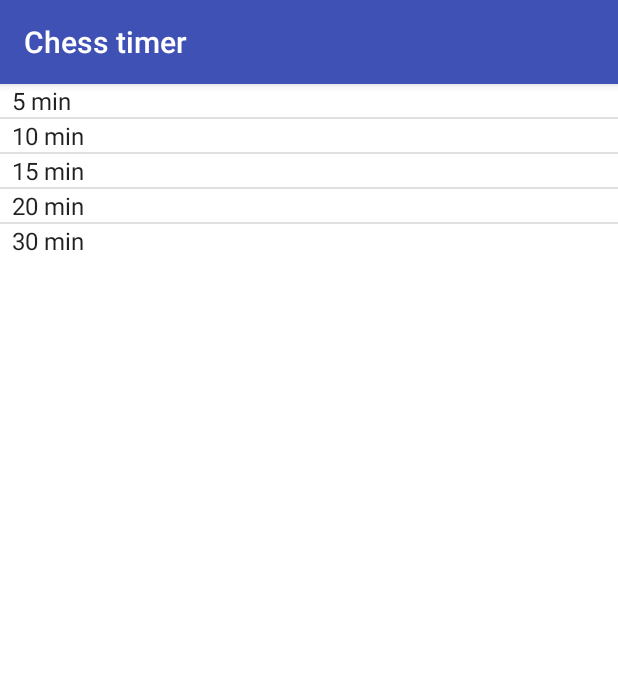
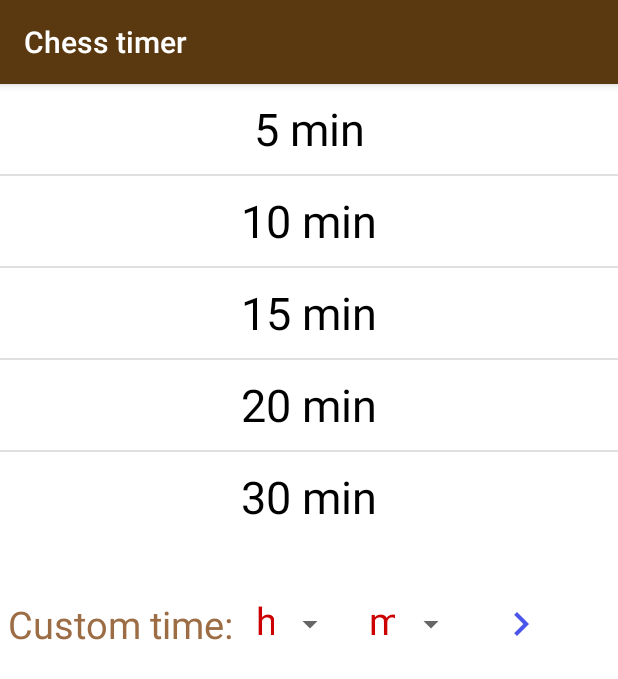
Before and after one commit to TaslimOseni/Kasparov, an Android app: the screen it shows after launch (StartActivity), on a phone screen of 412 x 824 dp. Shown: the top 679 px of the screen. Run offline under Robolectric (Android 15) with nearby library versions, the phone set to English and light mode, and no system bars.

Commit message:
New layout changes

```diff
--- a/app/src/main/java/com/dabinu/apps/chesstimer/StartActivity.java
+++ b/app/src/main/java/com/dabinu/apps/chesstimer/StartActivity.java
@@ -7,29 +7,39 @@ import android.view.View;
 import android.widget.AdapterView;
 import android.widget.ArrayAdapter;
 import android.widget.ListView;
-
+import android.widget.Spinner;
 
 
 public class StartActivity extends AppCompatActivity {
 
     ListView list;
     ArrayAdapter<CharSequence> adapter;
+    Spinner hr, min;
+    ArrayAdapter<CharSequence> hrAdapter, minAdapter;
 
     @Override
     protected void onCreate(Bundle savedInstanceState) {
         super.onCreate(savedInstanceState);
         setContentView(R.layout.activity_start);
 
+        hr = (Spinner) findViewById(R.id.hr);
+        min = (Spinner) findViewById(R.id.min);
+        hrAdapter = ArrayAdapter.createFromResource(this, R.array.hrs, R.layout.timespinner);
+        minAdapter = ArrayAdapter.createFromResource(this, R.array.mn, R.layout.timespinner);
+        hr.setAdapter(hrAdapter);
+        min.setAdapter(minAdapter);
+
+
         final Intent toTheSurgicalrRoom = new Intent(this, SurgicalRoom.class);
 
         list = (ListView) findViewById(R.id.listOfAll);
-        adapter = ArrayAdapter.createFromResource(this, R.array.time, android.R.layout.simple_spinner_item);
+        adapter = ArrayAdapter.createFromResource(this, R.array.time, R.layout.listitemmock);
         list.setAdapter(adapter);
 
         list.setOnItemClickListener(new AdapterView.OnItemClickListener() {
             @Override
             public void onItemClick(AdapterView<?> adapterView, View view, int position, long l){
-                String passed = null;
+                String passed;
                 switch(position){
                     case 0:
                         passed = Long.toString(1000 * 60 * 5);
--- a/app/src/main/res/layout/activity_start.xml
+++ b/app/src/main/res/layout/activity_start.xml
@@ -19,7 +19,35 @@
         android:layout_width="match_parent"
         android:layout_height="70dp"
         android:layout_below="@+id/listOfAll"
+        android:layout_marginTop="20dp"
         android:orientation="horizontal">
+
+        <TextView
+            android:layout_width="wrap_content"
+            android:layout_height="match_parent"
+            android:layout_marginStart="5dp"
+            android:gravity="center"
+            android:text="@string/choose"
+            android:textColor="#9c6d45"
+            android:textSize="25sp" />
+
+        <Spinner
+            android:id="@+id/hr"
+            android:layout_width="60dp"
+            android:layout_height="match_parent"
+            android:layout_marginStart="15dp"/>
+        <Spinner
+            android:layout_width="65dp"
+            android:layout_height="match_parent"
+            android:layout_marginStart="15dp"
+            android:id="@+id/min" />
+        <ImageButton
+            android:layout_width="wrap_content"
+            android:layout_height="wrap_content"
+            android:src="@drawable/next"
+            android:layout_gravity="center"
+            android:layout_marginStart="20dp"
+            android:background="#fff"/>
 
     </LinearLayout>
 
--- /dev/null
+++ b/app/src/main/res/layout/listitemmock.xml
@@ -0,0 +1,12 @@
+<?xml version="1.0" encoding="utf-8"?>
+
+<TextView xmlns:android="http://schemas.android.com/apk/res/android"
+    android:layout_width="match_parent"
+    android:layout_height="60dp"
+    android:layout_marginStart="7dp"
+    android:layout_marginEnd="7dp"
+    android:textSize="30sp"
+    android:textColor="#000"
+    android:gravity="center">
+
+</TextView>
--- /dev/null
+++ b/app/src/main/res/layout/timespinner.xml
@@ -0,0 +1,9 @@
+<?xml version="1.0" encoding="utf-8"?>
+<TextView xmlns:android="http://schemas.android.com/apk/res/android"
+    android:layout_width="50dp"
+    android:layout_height="40dp"
+    android:textColor="@android:color/holo_red_dark"
+    android:layout_gravity="bottom"
+    android:textSize="25sp">
+
+</TextView>
--- a/app/src/main/res/values/styles.xml
+++ b/app/src/main/res/values/styles.xml
@@ -3,8 +3,8 @@
     <!-- Base application theme. -->
     <style name="AppTheme" parent="Theme.AppCompat.Light.DarkActionBar">
         <!-- Customize your theme here. -->
-        <item name="colorPrimary">@color/colorPrimary</item>
-        <item name="colorPrimaryDark">@color/colorPrimaryDark</item>
+        <item name="colorPrimary">#5a3910</item>
+        <item name="colorPrimaryDark">#180f04</item>
         <item name="colorAccent">@color/colorAccent</item>
     </style>
 
```
Also changed, not shown: app/src/main/res/layout/activity_surgical_room.xml (+21 -22 lines), app/src/main/res/drawable-hdpi/next.png, app/src/main/res/drawable-mdpi/next.png, app/src/main/res/drawable-xhdpi/next.png, app/src/main/res/drawable-xxhdpi/next.png.
